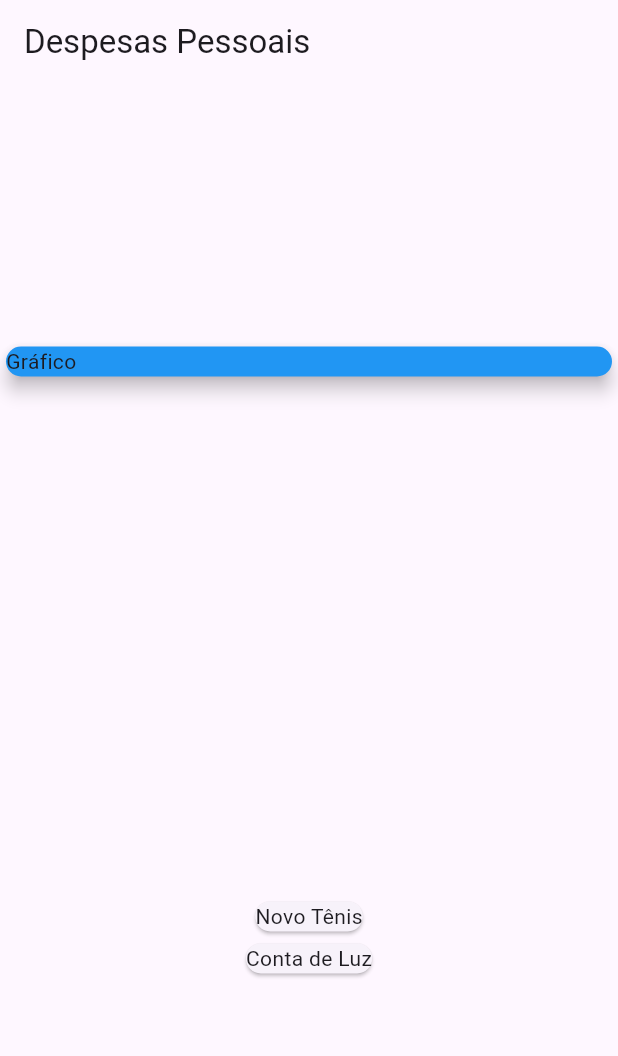
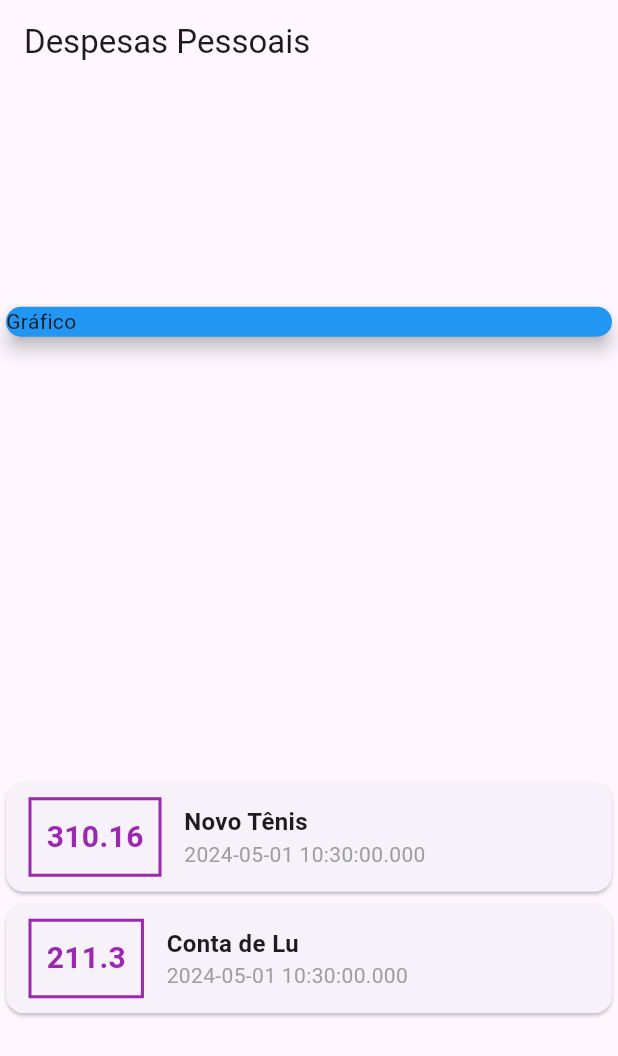
Before and after one commit to jessealvessilva/expenses, a Flutter app: the screen it shows after launch, on a phone screen of 412 x 824 dp. Shown: the top 1056 px of the screen. Run offline on Flutter 3.47's test engine with Material 3 defaults, Android fonts, the phone set to English and light mode, and no system bars.

Commit message:
Alteração do título/subtitulo dos itens

```diff
--- a/lib/main.dart
+++ b/lib/main.dart
@@ -24,7 +24,7 @@ class MyHomePage extends StatelessWidget {
     ),
     Transaction(
       id: "T2",
-      title: "Conta de Luz",
+      title: "Conta de Lu",
       value: 211.30,
       date: DateTime.now(),
     ),
@@ -48,11 +48,47 @@ class MyHomePage extends StatelessWidget {
             ),
           ),
           Column(
-            children: <Widget>[
-              ..._transactions.map((tr) => Card(
-                    child: Text(tr.title),
-                  ))
-            ].toList(),
+            children: _transactions.map((tr) {
+              return Card(
+                  child: Row(
+                children: <Widget>[
+                  Container(
+                    margin: EdgeInsets.symmetric(
+                      horizontal: 15,
+                      vertical: 10,
+                    ),
+                    decoration: BoxDecoration(
+                      border: Border.all(
+                        color: Colors.purple,
+                        width: 2,
+                      ),
+                    ),
+                    padding: EdgeInsets.all(10),
+                    child: Text(
+                      tr.value.toString(),
+                      style: TextStyle(
+                          fontWeight: FontWeight.bold,
+                          fontSize: 20,
+                          color: Colors.purple),
+                    ),
+                  ),
+                  Column(
+                    crossAxisAlignment: CrossAxisAlignment.start,
+                    children: <Widget>[
+                      Text(
+                        tr.title,
+                        style: TextStyle(
+                          fontSize: 16,
+                          fontWeight: FontWeight.bold,
+                        ),
+                      ),
+                      Text(tr.date.toString(),
+                          style: TextStyle(color: Colors.grey))
+                    ],
+                  )
+                ],
+              ));
+            }).toList(),
           )
         ],
       ),
```
